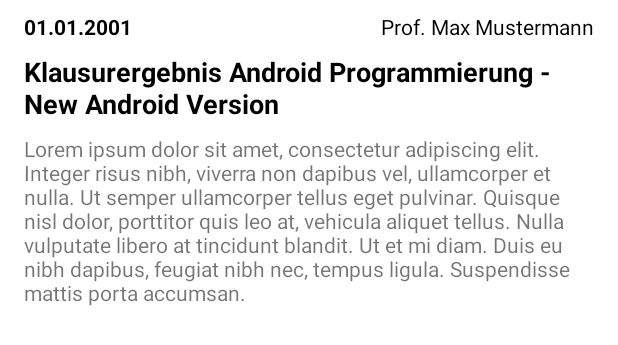
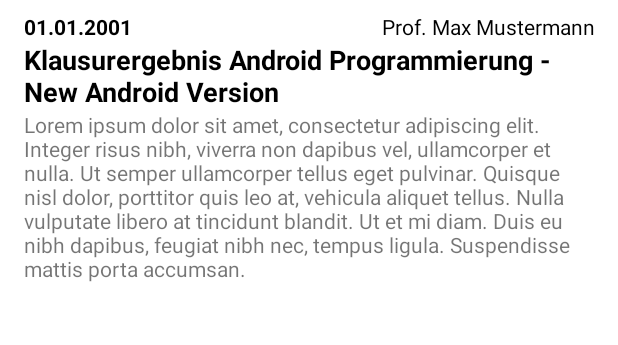
Before and after one commit to naresh97/ei-weblog-android, an Android app: the layout item_article.xml on its own in the app's theme, with its tools: preview values and no code run, on a phone screen of 412 x 824 dp. Shown: the top 345 px of the screen. Run offline under Robolectric (Android 15) with nearby library versions, the phone set to English and light mode, and no system bars; network calls fail.

Commit message:
small ui improvements to main weblog list view

```diff
--- a/app/src/main/res/layout/item_article.xml
+++ b/app/src/main/res/layout/item_article.xml
@@ -21,14 +21,17 @@
 
     <TextView
         android:id="@+id/authorText"
-        android:layout_width="wrap_content"
+        android:layout_width="0dp"
         android:layout_height="wrap_content"
+        android:layout_marginStart="32dp"
+        android:layout_marginLeft="32dp"
         android:layout_marginEnd="16dp"
         android:layout_marginRight="16dp"
+        android:gravity="right|center_vertical"
         android:text="Prof. Max Mustermann"
         android:textColor="@color/black"
-        app:layout_constraintBottom_toBottomOf="@+id/dateText"
         app:layout_constraintEnd_toEndOf="parent"
+        app:layout_constraintStart_toEndOf="@+id/dateText"
         app:layout_constraintTop_toTopOf="@+id/dateText"
         tools:ignore="HardcodedText" />
 
@@ -36,21 +39,19 @@
         android:id="@+id/titleText"
         android:layout_width="0dp"
         android:layout_height="wrap_content"
-        android:layout_marginTop="8dp"
         android:text="Klausurergebnis Android Programmierung - New Android Version"
         android:textColor="@color/black"
         android:textSize="18sp"
         android:textStyle="bold"
         app:layout_constraintEnd_toEndOf="@+id/authorText"
         app:layout_constraintStart_toStartOf="@+id/dateText"
-        app:layout_constraintTop_toBottomOf="@+id/dateText"
+        app:layout_constraintTop_toBottomOf="@+id/authorText"
         tools:ignore="HardcodedText" />
 
     <TextView
         android:id="@+id/contentText"
         android:layout_width="0dp"
         android:layout_height="wrap_content"
-        android:layout_marginTop="8dp"
         android:layout_marginBottom="8dp"
         android:text="Lorem ipsum dolor sit amet, consectetur adipiscing elit. Integer risus nibh, viverra non dapibus vel, ullamcorper et nulla. Ut semper ullamcorper tellus eget pulvinar. Quisque nisl dolor, porttitor quis leo at, vehicula aliquet tellus. Nulla vulputate libero at tincidunt blandit. Ut et mi diam. Duis eu nibh dapibus, feugiat nibh nec, tempus ligula. Suspendisse mattis porta accumsan. "
         app:layout_constraintBottom_toBottomOf="parent"
```
